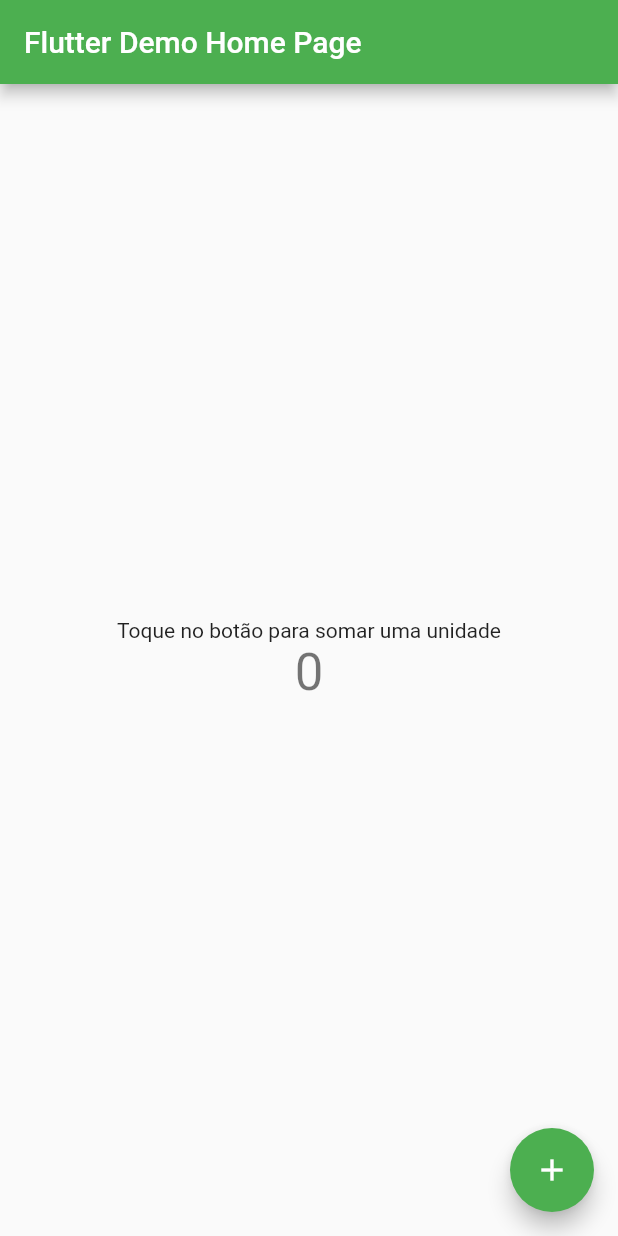
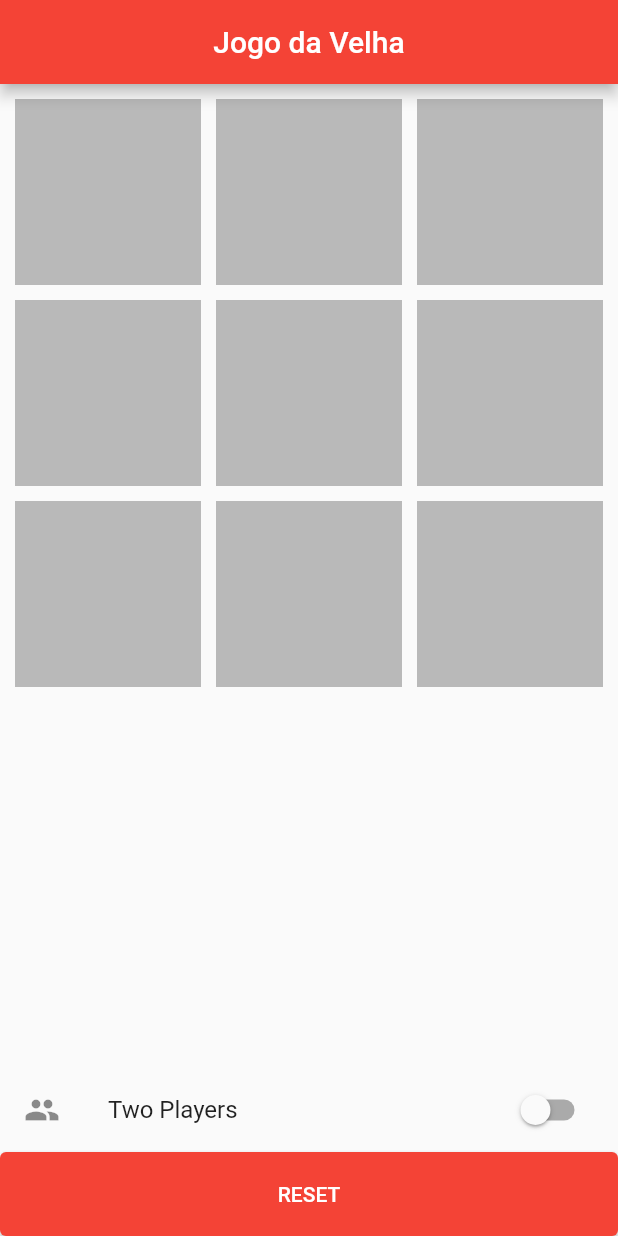
Before and after one commit to Hagliberto/jogo_da_velha, a Flutter app: the screen it shows after launch, on a phone screen of 412 x 824 dp. Run offline on Flutter 3.47's test engine with Material 2 defaults, Android fonts, the phone set to English and light mode, and no system bars.

Commit message:
atualização de classes

```diff
--- a/lib/core/constants.dart
+++ b/lib/core/constants.dart
@@ -1,4 +1,6 @@
 import 'package:flutter/material.dart';
+
+const int BOARD_SIZE = 9;
 
 const Color PLAYER1_COLOR = Colors.red;
 const Color PLAYER2_COLOR = Colors.blue;
@@ -7,9 +9,9 @@ const String PLAYER1_SYMBOL = 'X';
 const String PLAYER2_SYMBOL = 'O';
 
 const String GAME_TITLE = 'Jogo da Velha';
-const String TIED_TITLE = 'Jogo Empatado';
+const String TIED_TITLE = 'Game Tied!';
 const String WIN_TITLE = 'Player [SYMBOL] won!';
-const String DIALOG_MESSAGE = 'Pressione o botão de reset para começar de novo';
-const String SINGLE_PLAYER_MODE_LABEL = 'Único Jogador';
-const String MULTIPLAYER_MODE_LABEL = 'Doi Jogadores';
-const String RESET_BUTTON_LABEL = 'Reiniciar';
+const String DIALOG_MESSAGE = 'Press the reset button to start again!';
+const String SINGLE_PLAYER_MODE_LABEL = 'Single Player';
+const String MULTIPLAYER_MODE_LABEL = 'Two Players';
+const String RESET_BUTTON_LABEL = 'RESET';
--- a/lib/core/theme_app.dart
+++ b/lib/core/theme_app.dart
@@ -0,0 +1,10 @@
+import 'package:flutter/material.dart';
+
+final themeApp = ThemeData(
+  visualDensity: VisualDensity.adaptivePlatformDensity,
+  primarySwatch: Colors.red,
+  buttonTheme: ButtonThemeData(
+    height: 52,
+    textTheme: ButtonTextTheme.primary,
+  ),
+);
--- a/lib/core/winner_rules.dart
+++ b/lib/core/winner_rules.dart
@@ -0,0 +1,10 @@
+const winnerRules = [
+  [1, 2, 3],
+  [4, 5, 6],
+  [7, 8, 9],
+  [1, 4, 7],
+  [2, 5, 8],
+  [3, 6, 9],
+  [1, 5, 9],
+  [3, 5, 7],
+];
--- a/lib/enums/player_type.dart
+++ b/lib/enums/player_type.dart
@@ -1 +1 @@
-enum WinnerType { nome, player1, player2 }
+enum PlayerType { player1, player2 }
--- a/lib/main.dart
+++ b/lib/main.dart
@@ -1,4 +1,7 @@
 import 'package:flutter/material.dart';
+import 'package:jogo_da_velha/core/constants.dart';
+import 'core/theme_app.dart';
+import 'pages/game_page.dart';
 
 void main() {
   runApp(MyApp());
@@ -9,63 +12,9 @@ class MyApp extends StatelessWidget {
   Widget build(BuildContext context) {
     return MaterialApp(
       debugShowCheckedModeBanner: false,
-      title: 'Flutter Demo',
-      theme: ThemeData(
-
-        primarySwatch: Colors.green,
-
-        visualDensity: VisualDensity.adaptivePlatformDensity,
-      ),
-      home: MyHomePage(title: 'Flutter Demo Home Page'),
+      title: GAME_TITLE,
+      theme: themeApp,
+      home: GamePage(),
     );
   }
 }
-
-class MyHomePage extends StatefulWidget {
-  MyHomePage({Key key, this.title}) : super(key: key);
-
-
-  final String title;
-
-  @override
-  _MyHomePageState createState() => _MyHomePageState();
-}
-
-class _MyHomePageState extends State<MyHomePage> {
-  int _counter = 0;
-
-  void _incrementCounter() {
-    setState(() {
-      _counter++;
-    });
-  }
-
-  @override
-  Widget build(BuildContext context) {
-
-    return Scaffold(
-      appBar: AppBar(
-        title: Text(widget.title),
-      ),
-      body: Center(
-        child: Column(
-          mainAxisAlignment: MainAxisAlignment.center,
-          children: <Widget>[
-            Text(
-              'Toque no botão para somar uma unidade',
-            ),
-            Text(
-              '$_counter',
-              style: Theme.of(context).textTheme.headline4,
-            ),
-          ],
-        ),
-      ),
-      floatingActionButton: FloatingActionButton(
-        onPressed: _incrementCounter,
-        tooltip: 'Increment',
-        child: Icon(Icons.add),
-      ), // This trailing comma makes auto-formatting nicer for build methods.
-    );
-  }
-}
--- a/lib/models/board_tile.dart
+++ b/lib/models/board_tile.dart
@@ -4,7 +4,7 @@ class BoardTile {
   final int id;
   String symbol;
   Color color;
-  boll enable;
+  bool enable;
 
   BoardTile(
     this.id, {
--- a/lib/pages/game_page.dart
+++ b/lib/pages/game_page.dart
@@ -0,0 +1,161 @@
+import 'package:flutter/material.dart';
+import 'package:jogo_da_velha/controllers/game_controller.dart';
+import 'package:jogo_da_velha/core/constants.dart';
+import 'package:jogo_da_velha/enums/Player_Type.dart';
+import 'package:jogo_da_velha/enums/Player_type.dart';
+import 'package:jogo_da_velha/widgets/custom_dialog.dart';
+
+
+class GamePage extends StatefulWidget {
+  @override
+  _GamePageState createState() => _GamePageState();
+}
+
+class _GamePageState extends State<GamePage> {
+  final _controller = GameController();
+
+  @override
+  Widget build(BuildContext context) {
+    return Scaffold(
+      appBar: _buildAppBar(),
+      body: _buildBody(),
+    );
+  }
+
+  _buildAppBar() {
+    return AppBar(
+      title: Text(GAME_TITLE),
+      centerTitle: true,
+    );
+  }
+
+  _buildBody() {
+    return Container(
+      child: Column(
+        mainAxisAlignment: MainAxisAlignment.center,
+        crossAxisAlignment: CrossAxisAlignment.stretch,
+        children: [
+          _buildBoard(),
+          _buildPlayerMode(),
+          _buildResetButton(),
+        ],
+      ),
+    );
+  }
+
+  _buildResetButton() {
+    return RaisedButton(
+      padding: const EdgeInsets.all(20),
+      child: Text(RESET_BUTTON_LABEL),
+      onPressed: _onResetGame,
+    );
+  }
+
+  _buildBoard() {
+    return Expanded(
+      child: GridView.builder(
+        padding: const EdgeInsets.all(10),
+        itemCount: BOARD_SIZE,
+        gridDelegate: SliverGridDelegateWithFixedCrossAxisCount(
+          crossAxisCount: 3,
+          mainAxisSpacing: 10,
+          crossAxisSpacing: 10,
+        ),
+        itemBuilder: _buildTile,
+      ),
+    );
+  }
+
+  Widget _buildTile(context, index) {
+    return GestureDetector(
+      onTap: () => _onMarkTile(index),
+      child: Container(
+        color: _controller.tiles[index].color,
+        child: Center(
+          child: Text(
+            _controller.tiles[index].symbol,
+            style: TextStyle(
+              fontSize: 72.0,
+              color: Colors.white,
+            ),
+          ),
+        ),
+      ),
+    );
+  }
+
+  _onResetGame() {
+    setState(() {
+      _controller.reset();
+    });
+  }
+
+  _onMarkTile(index) {
+    if (!_controller.tiles[index].enable) return;
+
+    setState(() {
+      _controller.markBoardTileByIndex(index);
+    });
+
+    _checkWinner();
+  }
+
+  _checkWinner() {
+    var winner = _controller.checkWinner();
+    var winnerType = WinnerType;
+        if (winner == winnerType.nome) {
+      if (!_controller.hasMoves) {
+        _showTiedDialog();
+      } else if (_controller.isSinglePlayer &&
+          _controller.currentPlayer == PlayerType.player2) {
+        final index = _controller.automaticMove();
+        _onMarkTile(index);
+      }
+    } else {
+      String symbol =
+          winner == WinnerType.player1 ? PLAYER1_SYMBOL : PLAYER2_SYMBOL;
+      _showWinnerDialog(symbol);
+    }
+  }
+
+  _showWinnerDialog(String symbol) {
+    showDialog(
+      context: context,
+      barrierDismissible: false,
+      builder: (context) {
+        return CustomDialog(
+          title: WIN_TITLE.replaceAll('[SYMBOL]', symbol),
+          message: DIALOG_MESSAGE,
+          onPressed: _onResetGame,
+        );
+      },
+    );
+  }
+
+  _showTiedDialog() {
+    showDialog(
+      context: context,
+      barrierDismissible: false,
+      builder: (context) {
+        return CustomDialog(
+          title: TIED_TITLE,
+          message: DIALOG_MESSAGE,
+          onPressed: _onResetGame,
+        );
+      },
+    );
+  }
+
+  _buildPlayerMode() {
+    return SwitchListTile(
+      title: Text(_controller.isSinglePlayer ? 'Single Player' : 'Two Players'),
+      secondary: Icon(_controller.isSinglePlayer ? Icons.person : Icons.group),
+      value: _controller.isSinglePlayer,
+      onChanged: (value) {
+        setState(() {
+          _controller.isSinglePlayer = value;
+        });
+      },
+    );
+  }
+}
```
Also changed, not shown: lib/controllers/game_controller.dart (+83 -0 lines), lib/widgets/custom_dialog.dart (+31 -0 lines), lib/core/winner_app.dart (deleted).
